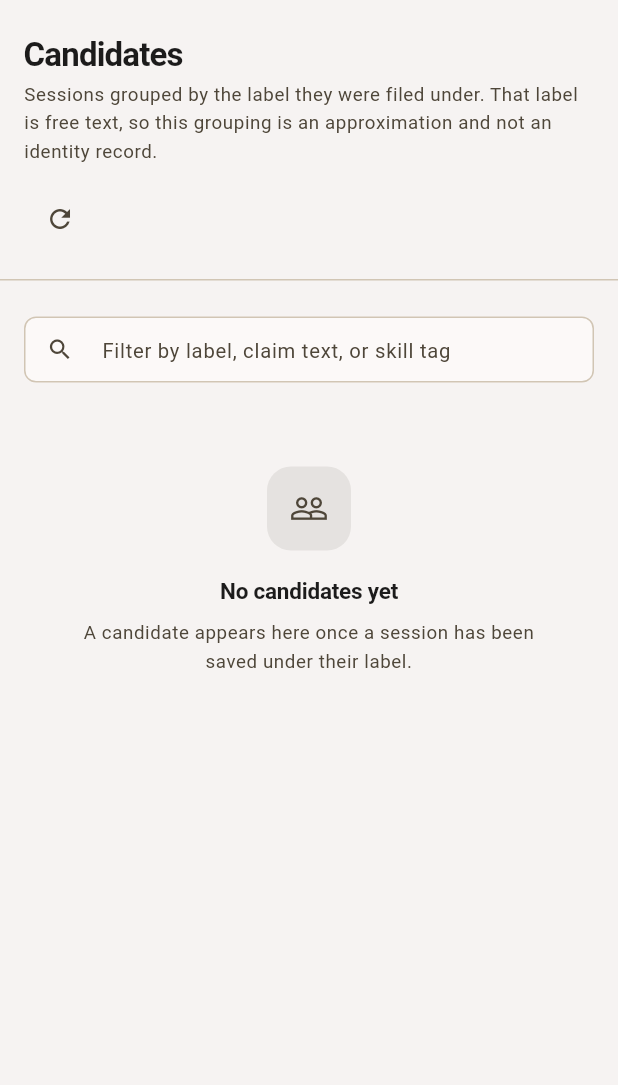
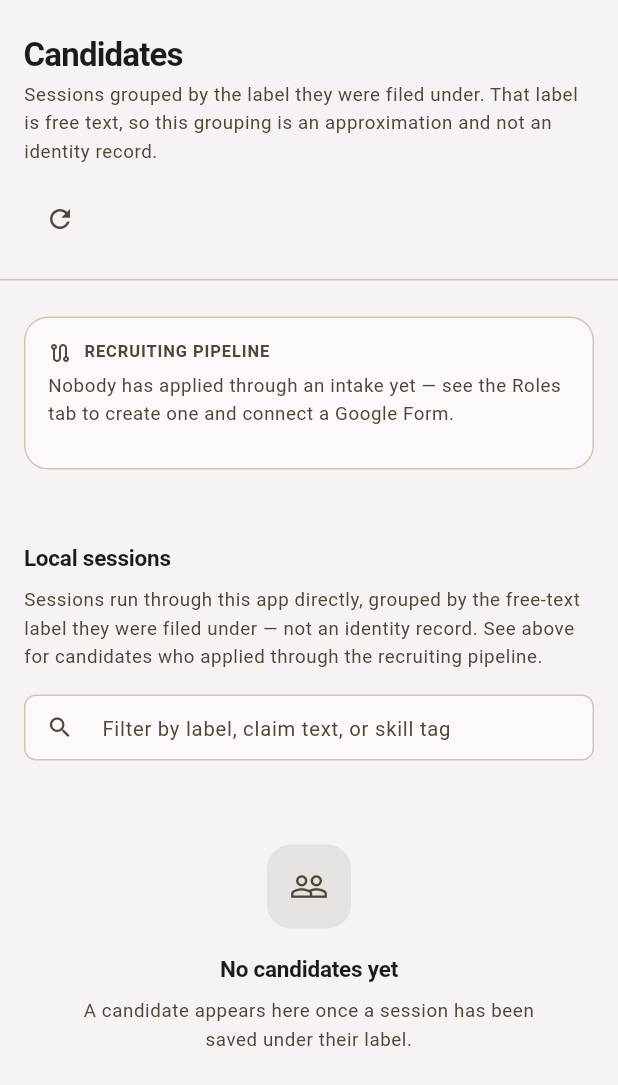
Before and after one commit to devesh-386/cognihire-, a Flutter app: the CandidatesScreen widget shown alone on an empty page, opened directly with empty values, on a phone screen of 412 x 824 dp. Shown: the top 1085 px of the screen. Run offline on Flutter 3.47's test engine with Material 3 defaults, Android fonts, the phone set to English and light mode, and no system bars; our stand-ins replace csv, file_picker, supabase_flutter; missing offline and left inert: mailer; accounts and stored records are empty.

Commit message:
Wire Candidates screen to the real recruiting-pipeline candidates table
Candidates has always meant a free-text session label typed during an
in-person interview run through this app -- genuinely useful, but not the
same thing as a candidate.candidate row who applied through an intake.
Adds a "Recruiting pipeline" section above the existing local-session list
(real Supabase data, grouped by intake, org-scoped by the same RLS as
roles/intakes) rather than merging the two concepts together.

- lib/core/candidates/: Candidate model + Supabase-backed store, PostgREST
  FK embedding for role/intake names in one request, processing_status
  merged in from candidate_ai_profile same as the backend's own
  demo_store.list_candidates.
- Candidates predating intakes show under "Unassigned" rather than being
  hidden or backfilled into a fabricated campaign.

670+ Flutter tests pass, flutter analyze lib/ clean.

Co-Authored-By: Claude Sonnet 5 <noreply@anthropic.com>

```diff
--- /dev/null
+++ b/lib/core/candidates/candidate.dart
@@ -0,0 +1,45 @@
+/// A candidate in the real recruiting pipeline (Supabase `candidates`
+/// table) — distinct from `CandidatesScreen`'s existing local session
+/// groups, which are free-text labels typed during an in-person session
+/// run through this app directly. Both concepts are real; they are not the
+/// same thing, and this app is careful not to conflate them (see
+/// candidates_screen.dart's own doc comment on why a "candidate" here has
+/// always meant a label, not an identity record).
+///
+/// This one *is* an identity record, in the ordinary sense: a row created
+/// when someone applied through a role's intake, with a name and email they
+/// supplied and an organization/role/intake ownership chain established at
+/// creation (never inferred later — see infra/migrations/0008_intakes.sql).
+library;
+
+class Candidate {
+  const Candidate({
+    required this.id,
+    required this.name,
+    required this.email,
+    required this.createdAt,
+    this.roleId,
+    this.roleTitle,
+    this.intakeId,
+    this.intakeName,
+    this.processingStatus,
+  });
+
+  final String id;
+  final String name;
+  final String email;
+  final DateTime createdAt;
+
+  final String? roleId;
+  final String? roleTitle;
+
+  /// Null for candidates who predate intakes (see intake_id's own comment
+  /// in the migration) — shown as "Unassigned" rather than hidden.
+  final String? intakeId;
+  final String? intakeName;
+
+  /// From `candidate_ai_profile.processing_status` — null means no AI
+  /// profile exists yet at all (resume just uploaded, trigger hasn't fired),
+  /// distinct from an explicit "FAILED" or "READY_FOR_INTERVIEW".
+  final String? processingStatus;
+}
--- /dev/null
+++ b/lib/core/candidates/candidate_store.dart
@@ -0,0 +1,18 @@
+/// Persistence for real-pipeline candidates. Abstract for the same reason
+/// [RoleStore]/[IntakeStore] are.
+library;
+
+import 'candidate.dart';
+
+abstract class CandidateStore {
+  Future<List<Candidate>> listCandidates();
+}
+
+class InMemoryCandidateStore implements CandidateStore {
+  const InMemoryCandidateStore([this._candidates = const []]);
+
+  final List<Candidate> _candidates;
+
+  @override
+  Future<List<Candidate>> listCandidates() async => _candidates;
+}
--- a/lib/features/candidates/candidates_screen.dart
+++ b/lib/features/candidates/candidates_screen.dart
@@ -28,6 +28,8 @@ library;
 
 import 'package:flutter/material.dart';
 
+import '../../core/candidates/candidate.dart';
+import '../../core/candidates/candidate_store.dart';
 import '../../core/claims/claim.dart';
 import '../../core/claims/claim_audit.dart';
 import '../../core/design/app_theme.dart';
@@ -46,10 +48,18 @@ class CandidatesScreen extends StatefulWidget {
   const CandidatesScreen({
     super.key,
     required this.store,
+    this.candidateStore = const InMemoryCandidateStore(),
     this.onStartSession,
   });
 
   final AuditStore store;
+
+  /// The real recruiting pipeline (organization -> role -> intake ->
+  /// candidate), separate from [store]'s local session labels — see the
+  /// library doc comment above for why the two are shown side by side
+  /// rather than merged into one list.
+  final CandidateStore candidateStore;
+
   final VoidCallback? onStartSession;
 
   @override
@@ -58,6 +68,8 @@ class CandidatesScreen extends StatefulWidget {
 
 class CandidatesScreenState extends State<CandidatesScreen> {
   WorkspaceSnapshot? _snapshot;
+  List<Candidate>? _pipelineCandidates;
+  String? _pipelineError;
   bool _loading = true;
   String _query = '';
 
@@ -78,9 +90,18 @@ class CandidatesScreenState extends State<CandidatesScreen> {
   Future<void> reload() async {
     setState(() => _loading = true);
     final snapshot = await loadWorkspace(widget.store);
+    List<Candidate>? pipelineCandidates;
+    String? pipelineError;
+    try {
+      pipelineCandidates = await widget.candidateStore.listCandidates();
+    } catch (error) {
+      pipelineError = error.toString();
+    }
     if (!mounted) return;
     setState(() {
       _snapshot = snapshot;
+      _pipelineCandidates = pipelineCandidates;
+      _pipelineError = pipelineError;
       _loading = false;
     });
   }
@@ -118,6 +139,66 @@ class CandidatesScreenState extends State<CandidatesScreen> {
     ));
   }
 
+  Widget _pipelineSection(BuildContext context) {
+    final theme = Theme.of(context);
+    final candidates = _pipelineCandidates;
+
+    if (_loading && candidates == null && _pipelineError == null) {
+      return const Padding(
+        padding: EdgeInsets.symmetric(vertical: Spacing.lg),
+        child: Center(child: CircularProgressIndicator()),
+      );
+    }
+    if (_pipelineError != null) {
+      return InlineNotice(
+        tone: NoticeTone.fault,
+        message: 'Recruiting pipeline candidates could not be read: $_pipelineError',
+      );
+    }
+    if (candidates == null || candidates.isEmpty) {
+      return SectionCard(
+        title: 'Recruiting pipeline',
+        icon: Icons.route_outlined,
+        description: 'Nobody has applied through an intake yet — see the '
+            'Roles tab to create one and connect a Google Form.',
+        child: const SizedBox.shrink(),
+      );
+    }
+
+    final byIntake = <String, List<Candidate>>{};
+    for (final c in candidates) {
+      byIntake.putIfAbsent(c.intakeId ?? '', () => []).add(c);
+    }
+
+    return SectionCard(
+      title: 'Recruiting pipeline',
+      icon: Icons.route_outlined,
+      description: '${candidates.length} candidate(s) who applied through an '
+          'intake, grouped by campaign. Organization -> role -> intake -> '
+          'candidate — established at application time, never guessed later.',
+      child: Column(
+        crossAxisAlignment: CrossAxisAlignment.stretch,
+        children: [
+          for (final entry in byIntake.entries) ...[
+            Text(
+              entry.key.isEmpty
+                  ? 'Unassigned (applied before intakes existed)'
+                  : (entry.value.first.intakeName ?? entry.key),
+              style: theme.textTheme.titleSmall,
+            ),
+            const SizedBox(height: Spacing.sm),
+            for (final candidate in entry.value)
+              Padding(
+                padding: const EdgeInsets.only(bottom: Spacing.sm),
+                child: _PipelineCandidateCard(candidate: candidate),
+              ),
+            const SizedBox(height: Spacing.md),
+          ],
+        ],
+      ),
+    );
+  }
+
   @override
   Widget build(BuildContext context) {
     final theme = Theme.of(context);
@@ -136,6 +217,17 @@ class CandidatesScreenState extends State<CandidatesScreen> {
         ),
       ],
       children: [
+        _pipelineSection(context),
+        const SizedBox(height: Spacing.section),
+        Text('Local sessions', style: theme.textTheme.titleMedium),
+        const SizedBox(height: Spacing.sm),
+        Text(
+          'Sessions run through this app directly, grouped by the free-text '
+          'label they were filed under — not an identity record. See above '
+          'for candidates who applied through the recruiting pipeline.',
+          style: theme.textTheme.bodySmall,
+        ),
+        const SizedBox(height: Spacing.lg),
         SizedBox(
           height: 44,
           child: TextField(
@@ -299,6 +391,44 @@ class _CandidateCard extends StatelessWidget {
     final l = time.toLocal();
     String two(int n) => n.toString().padLeft(2, '0');
     return '${l.year}-${two(l.month)}-${two(l.day)}';
+  }
+}
+
+class _PipelineCandidateCard extends StatelessWidget {
+  const _PipelineCandidateCard({required this.candidate});
+
+  final Candidate candidate;
+
+  @override
+  Widget build(BuildContext context) {
+    final theme = Theme.of(context);
+
+    return Card(
+      child: Padding(
+        padding: const EdgeInsets.all(Spacing.lg),
+        child: Row(
+          children: [
+            Monogram(name: candidate.name, diameter: 40),
+            const SizedBox(width: Spacing.lg),
+            Expanded(
+              child: Column(
+                crossAxisAlignment: CrossAxisAlignment.start,
+                children: [
+                  Text(candidate.name, style: theme.textTheme.titleMedium),
+                  Text(
+                    '${candidate.email}'
+                    '${candidate.roleTitle == null ? '' : ' · ${candidate.roleTitle}'}',
+                    style: theme.textTheme.bodySmall,
+                  ),
+                ],
+              ),
+            ),
+            if (candidate.processingStatus != null)
+              Tag(label: candidate.processingStatus!.toLowerCase().replaceAll('_', ' ')),
+          ],
+        ),
+      ),
+    );
   }
 }
 
--- a/lib/main.dart
+++ b/lib/main.dart
@@ -5,6 +5,8 @@ import 'core/auth/auth_store.dart';
 import 'core/auth/principal.dart';
 import 'core/auth/supabase_auth_store.dart';
 import 'core/auth/user_role.dart';
+import 'core/candidates/candidate_store.dart';
+import 'core/candidates/candidate_store_supabase.dart';
 import 'core/claims/claim.dart';
 import 'core/config.dart';
 import 'core/email/email_sender.dart';
@@ -53,6 +55,7 @@ Future<void> main() async {
   final authStore = SupabaseAuthStore(client);
   final roleStore = SupabaseRoleStore(client);
   final intakeStore = SupabaseIntakeStore(client);
+  final candidateStore = SupabaseCandidateStore(client);
   final invitationStore = SupabaseInvitationStore(client);
 
   // Claim audits (interview reports) are unaffected by this ticket and stay
@@ -76,6 +79,7 @@ Future<void> main() async {
     store: store,
     roleStore: roleStore,
     intakeStore: intakeStore,
+    candidateStore: candidateStore,
     invitationStore: invitationStore,
     authStore: authStore,
     provisionOrganization: (name) =>
@@ -129,6 +133,7 @@ class CogniHireApp extends StatefulWidget {
     required this.store,
     required this.roleStore,
     required this.intakeStore,
+    required this.candidateStore,
     required this.invitationStore,
     required this.authStore,
     required this.emailSender,
@@ -140,6 +145,7 @@ class CogniHireApp extends StatefulWidget {
   final AuditStore store;
   final RoleStore roleStore;
   final IntakeStore intakeStore;
+  final CandidateStore candidateStore;
   final InvitationStore invitationStore;
   final AuthStore authStore;
   final Future<Principal?> Function(String organizationName)?
@@ -193,6 +199,7 @@ class _CogniHireAppState extends State<CogniHireApp> {
               store: widget.store,
               roleStore: widget.roleStore,
               intakeStore: widget.intakeStore,
+              candidateStore: widget.candidateStore,
               invitationStore: widget.invitationStore,
               emailSender: widget.emailSender,
               redeemedInvitation: _redeemedInvitation,
@@ -346,6 +353,7 @@ class HomeScreen extends StatefulWidget {
     required this.store,
     RoleStore? roleStore,
     IntakeStore? intakeStore,
+    this.candidateStore = const InMemoryCandidateStore(),
     InvitationStore? invitationStore,
     this.emailSender = const NullEmailSender(),
     required this.storageLocation,
@@ -389,6 +397,11 @@ class HomeScreen extends StatefulWidget {
   /// Defaults to an inert store when the caller does not supply one, for the
   /// same reason [roleStore] does.
   final IntakeStore intakeStore;
+
+  /// Defaults to an empty in-memory store when the caller does not supply
+  /// one — unlike [roleStore]/[intakeStore], reading it never throws (there
+  /// is no write path here for a test/preview call site to need to refuse).
+  final CandidateStore candidateStore;
 
   /// Defaults to an inert store when the caller does not supply one, for the
   /// same reason [roleStore] does.
@@ -547,6 +560,7 @@ class _HomeScreenState extends State<HomeScreen> {
           builder: (_) => CandidatesScreen(
             key: _candidatesKey,
             store: widget.store,
+            candidateStore: widget.candidateStore,
             onStartSession: _goToInvitations,
           ),
         ),
```
Also changed, not shown: lib/core/candidates/candidate_store_supabase.dart (added, +55 -0 lines), 1 other file.
